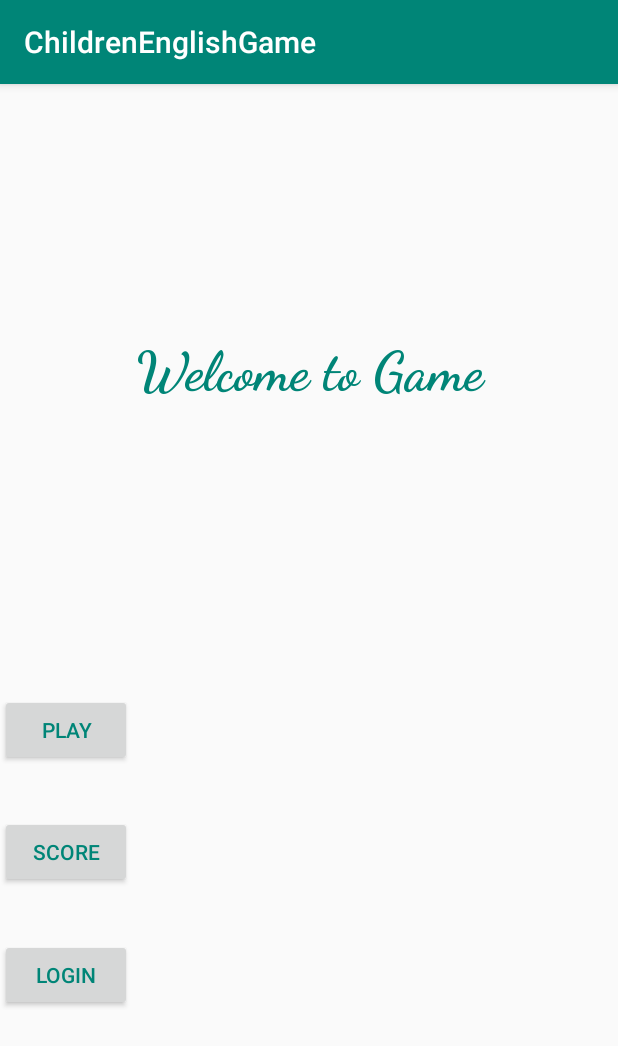
After one commit to Myphan29/ChildrenEnglishGame, an Android app: the FistMainActivity screen opened directly, with no data from a screen before it, on a phone screen of 412 x 824 dp. The commit adds this screen. Shown: the top 1046 px of the screen. Run offline under Robolectric (Android 15) with nearby library versions, the phone set to English and light mode, and no system bars.

Commit message:
Complete FireBase

```diff
--- a/app/build.gradle
+++ b/app/build.gradle
@@ -25,4 +25,10 @@ dependencies {
     testImplementation 'junit:junit:4.12'
     androidTestImplementation 'com.android.support.test:runner:1.0.2'
     androidTestImplementation 'com.android.support.test.espresso:espresso-core:3.0.2'
+    implementation 'com.google.firebase:firebase-core:16.0.6'
+    implementation 'com.google.firebase:firebase-database:16.0.1'
+    implementation 'com.google.firebase:firebase-auth:16.1.0'
+    implementation 'com.google.android.gms:play-services-auth:16.0.1'
+
 }
+apply plugin: 'com.google.gms.google-services'
--- a/app/src/main/AndroidManifest.xml
+++ b/app/src/main/AndroidManifest.xml
@@ -16,6 +16,7 @@
                 <category android:name="android.intent.category.LAUNCHER" />
             </intent-filter>
         </activity>
+        <activity android:name=".FistMainActivity"></activity>
     </application>
 
 </manifest>
--- /dev/null
+++ b/app/src/main/java/com/example/us/childrenenglishgame/FistMainActivity.java
@@ -0,0 +1,13 @@
+package com.example.us.childrenenglishgame;
+
+import android.support.v7.app.AppCompatActivity;
+import android.os.Bundle;
+
+public class FistMainActivity extends AppCompatActivity {
+
+    @Override
+    protected void onCreate(Bundle savedInstanceState) {
+        super.onCreate(savedInstanceState);
+        setContentView(R.layout.activity_fist_main);
+    }
+}
--- /dev/null
+++ b/app/src/main/res/layout/activity_fist_main.xml
@@ -0,0 +1,57 @@
+<?xml version="1.0" encoding="utf-8"?>
+<android.support.constraint.ConstraintLayout xmlns:android="http://schemas.android.com/apk/res/android"
+    xmlns:app="http://schemas.android.com/apk/res-auto"
+    xmlns:tools="http://schemas.android.com/tools"
+    android:layout_width="match_parent"
+    android:layout_height="match_parent"
+    tools:context=".FistMainActivity">
+
+    <Button
+        android:id="@+id/btn_play"
+        android:layout_width="wrap_content"
+        android:layout_height="wrap_content"
+        android:layout_marginBottom="33dp"
+        android:text="Play"
+        android:textColor="@color/colorPrimary"
+        app:layout_constraintBottom_toTopOf="@+id/btn_score"
+        tools:layout_editor_absoluteX="148dp" />
+
+    <Button
+        android:id="@+id/btn_score"
+        android:layout_width="wrap_content"
+        android:layout_height="wrap_content"
+        android:layout_marginBottom="34dp"
+        android:text="Score"
+        android:textColor="@color/colorPrimary"
+        app:layout_constraintBottom_toTopOf="@+id/btn_login"
+        tools:layout_editor_absoluteX="148dp" />
+
+    <Button
+        android:id="@+id/btn_login"
+        android:layout_width="wrap_content"
+        android:layout_height="wrap_content"
+        android:layout_marginBottom="150dp"
+        android:text="Login"
+        android:textColor="@color/colorPrimary"
+        app:layout_constraintBottom_toBottomOf="parent"
+        tools:layout_editor_absoluteX="148dp" />
+
+    <TextView
+        android:id="@+id/textView"
+        android:layout_width="296dp"
+        android:layout_height="70dp"
+        android:layout_marginStart="45dp"
+        android:layout_marginTop="25dp"
+        android:layout_marginEnd="45dp"
+        android:layout_marginBottom="25dp"
+        android:fontFamily="cursive"
+        android:text="Welcome to Game"
+        android:textAlignment="center"
+        android:textColor="@color/colorPrimary"
+        android:textSize="36sp"
+        android:textStyle="bold"
+        app:layout_constraintBottom_toTopOf="@+id/btn_play"
+        app:layout_constraintEnd_toEndOf="parent"
+        app:layout_constraintStart_toStartOf="parent"
+        app:layout_constraintTop_toTopOf="parent" />
+</android.support.constraint.ConstraintLayout>
--- a/build.gradle
+++ b/build.gradle
@@ -8,7 +8,7 @@ buildscript {
     }
     dependencies {
         classpath 'com.android.tools.build:gradle:3.2.1'
-
+        classpath 'com.google.gms:google-services:4.2.0'
 
         // NOTE: Do not place your application dependencies here; they belong
         // in the individual module build.gradle files
```
Also changed, not shown: app/src/main/java/com/example/us/childrenenglishgame/MainActivity.java (+4 -4 lines), app/src/main/java/com/example/us/childrenenglishgame/User.java (added, +48 -0 lines), 1 other file.
